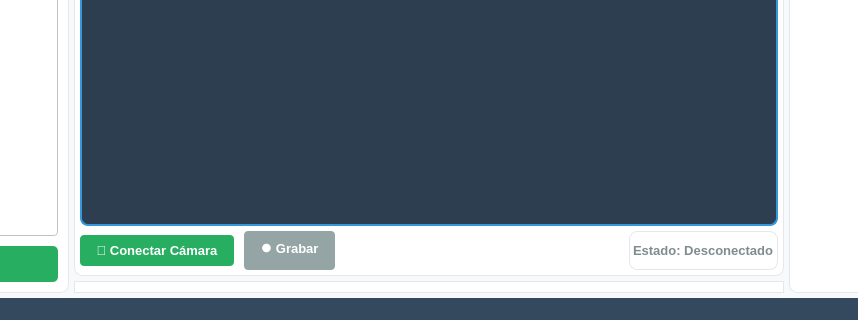
Debaq/Siev, file src/ui/main_window.ui: the form before one commit; both pictures show x 186 to 1044 and y 480 to 800 of the 1200 by 800 pixel window.
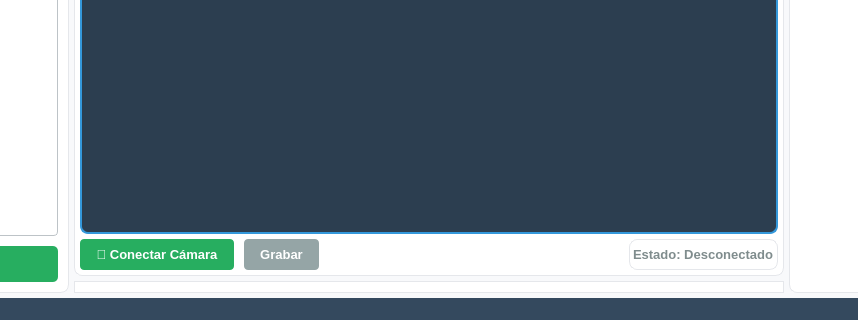
The form after the commit.

The edit to the form file:
```diff
--- a/src/ui/main_window.ui
+++ b/src/ui/main_window.ui
@@ -408,7 +408,7 @@
 }</string>
              </property>
              <property name="text">
-              <string>⏺️ Grabar</string>
+              <string>Grabar</string>
              </property>
             </widget>
            </item>
```
